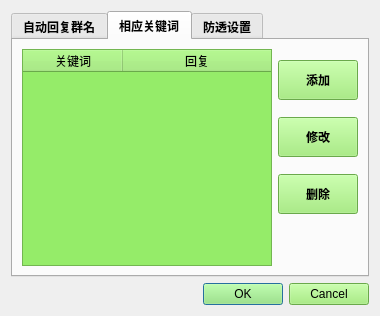
Qt form hello_world/talk_robot/gui/setting.ui (WatsonJay/python_test) before a commit.
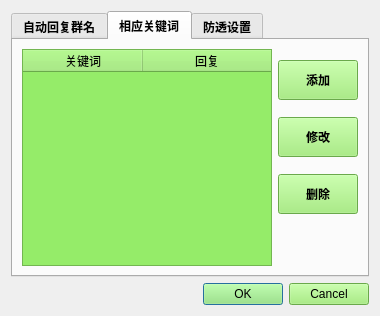
The same form after that commit. The open tabs and pages were chosen to show the change.

Commit message: 设置界面样式调整

The edit to the form file:
```diff
--- a/hello_world/talk_robot/gui/setting.ui
+++ b/hello_world/talk_robot/gui/setting.ui
@@ -126,6 +126,13 @@
       <layout class="QHBoxLayout" name="horizontalLayout_4">
        <item>
         <widget class="QTableWidget" name="tableWidget">
+         <property name="font">
+          <font>
+           <family>微软雅黑</family>
+           <weight>50</weight>
+           <bold>false</bold>
+          </font>
+         </property>
          <property name="styleSheet">
           <string notr="true">background-color:rgb(149,236,105);</string>
          </property>
@@ -141,26 +148,20 @@
          <property name="columnCount">
           <number>2</number>
          </property>
-         <attribute name="horizontalHeaderCascadingSectionResizes">
-          <bool>false</bool>
+         <attribute name="horizontalHeaderDefaultSectionSize">
+          <number>120</number>
          </attribute>
          <attribute name="horizontalHeaderMinimumSectionSize">
-          <number>40</number>
-         </attribute>
-         <attribute name="horizontalHeaderShowSortIndicator" stdset="0">
-          <bool>false</bool>
+          <number>90</number>
          </attribute>
          <attribute name="horizontalHeaderStretchLastSection">
           <bool>true</bool>
          </attribute>
-         <attribute name="verticalHeaderVisible">
-          <bool>false</bool>
-         </attribute>
          <attribute name="verticalHeaderDefaultSectionSize">
-          <number>40</number>
+          <number>20</number>
          </attribute>
-         <attribute name="verticalHeaderStretchLastSection">
-          <bool>false</bool>
+         <attribute name="verticalHeaderMinimumSectionSize">
+          <number>15</number>
          </attribute>
          <column>
           <property name="text">
```
Left out of the diff: 17 changed lines with no effect on the pictures. The commit also changes 2 other files.
